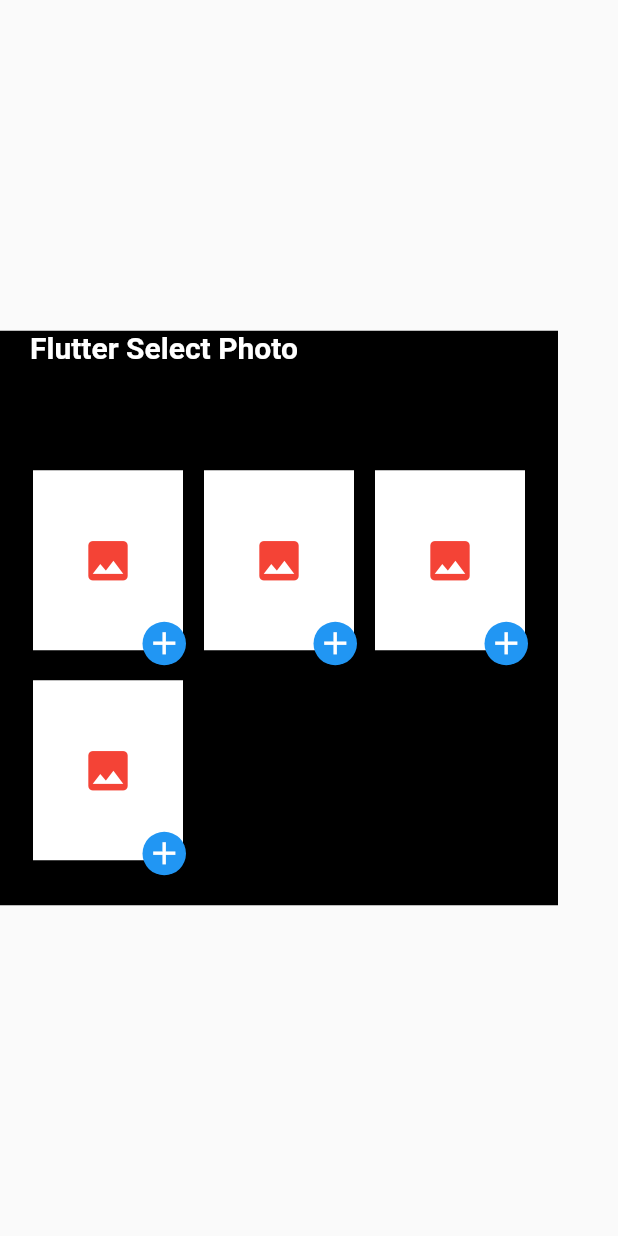
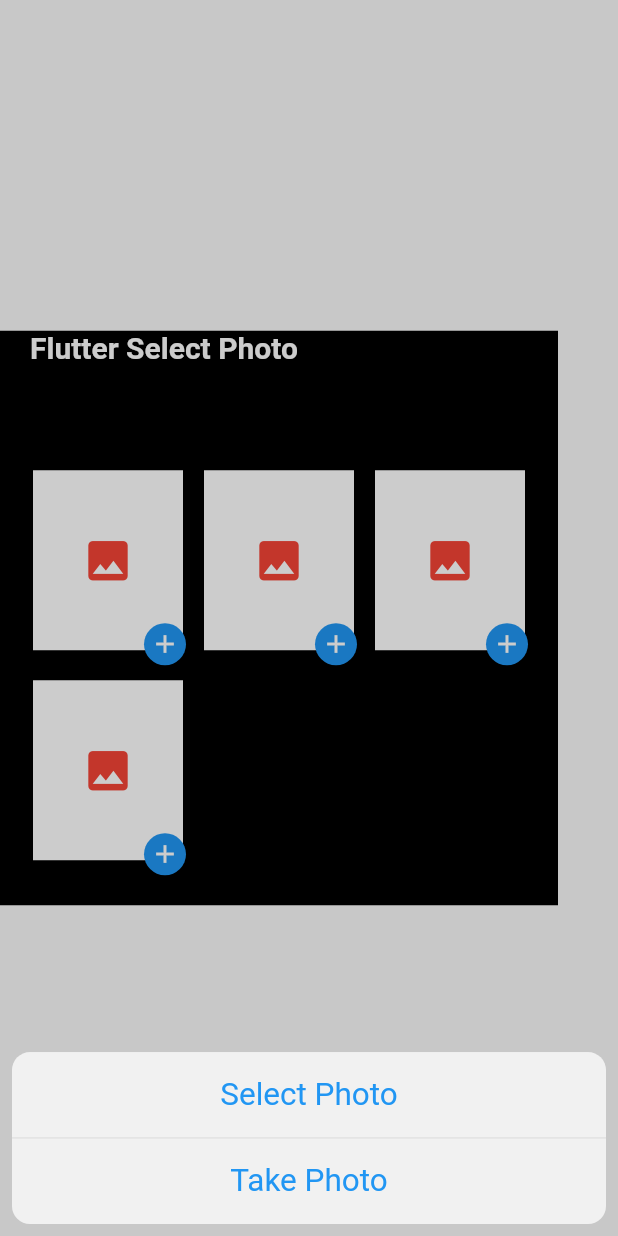
Before and after one commit to taylanyildiz/flutter_image_picker_cropp, a Flutter app: the HomeScreen screen opened directly, after a tap on the "add" icon, on a phone screen of 412 x 824 dp. Run offline on Flutter 3.47's test engine with Material 2 defaults, Android fonts, the light colour scheme and no system bars; our stand-ins replace image_cropper, image_picker; missing offline and left inert: function_test; statements that could not run were skipped.

Commit message:
Update image_picker.dart

```diff
--- a/lib/image_picker.dart
+++ b/lib/image_picker.dart
@@ -1,12 +1,12 @@
 import 'package:flutter/cupertino.dart';
 import 'package:flutter/material.dart';
-import 'package:function_test/utils_image.dart';
 import 'package:image_cropper/image_cropper.dart';
 import 'dart:io';
 
+import 'package:image_picker_crop/utils_image.dart';
+
 class ImagePicker extends StatefulWidget {
   final String title;
-  bool isGallery;
   IconData iconAdd;
   IconData iconEdit;
   Color backgroundColor;
@@ -22,7 +22,6 @@ class ImagePicker extends StatefulWidget {
   ImagePicker({
     Key key,
     @required this.selectionPhoto,
-    bool isGallery,
     this.title,
     IconData iconAdd,
     IconData iconEdit,
@@ -43,7 +42,6 @@ class ImagePicker extends StatefulWidget {
         iconEdit = iconEdit ?? Icons.edit,
         height = height ?? 200.0,
         width = width ?? 100.0,
-        isGallery = isGallery ?? true,
         androidUiSettingsLock = androidUiSettingsLock ??
             AndroidUiSettings(
               lockAspectRatio: false,
@@ -66,9 +64,10 @@ class ImagePicker extends StatefulWidget {
 
 class _ImagePickerState extends State<ImagePicker> {
   final imageFiles = <File>[];
+  bool isGallery = false;
   Future selectPhoto(index) async {
     final file = await UtilsImage.mediaPicker(
-      isGallery: widget.isGallery,
+      isGallery: isGallery,
       croppImage: croppImage,
     );
     if (file == null) return;
@@ -93,13 +92,17 @@ class _ImagePickerState extends State<ImagePicker> {
   Future<List<Widget>> dispLayWidget() async {
     final displaylist = <Widget>[];
     Widget child;
+    Widget icon;
+    bool checkImage = false;
     for (var index = 1; index <= widget.itemCount; index++) {
       if (imageFiles.length >= index) {
+        checkImage = true;
         child = Image.file(
           imageFiles[index - 1],
           fit: BoxFit.cover,
         );
       } else {
+        checkImage = false;
         child = Icon(
           Icons.image,
           color: Colors.red,
@@ -120,17 +123,40 @@ class _ImagePickerState extends State<ImagePicker> {
               right: 0.0,
               bottom: 0.0,
               child: GestureDetector(
-                onTap: () => selectPhoto(index),
+                onTap: () async {
+                  await showCupertinoModalPopup(
+                    context: context,
+                    builder: (context) => CupertinoActionSheet(
+                      actions: [
+                        CupertinoActionSheetAction(
+                          child: const Text('Select Photo'),
+                          onPressed: () {
+                            isGallery = true;
+                            Navigator.pop(context);
+                          },
+                        ),
+                        CupertinoActionSheetAction(
+                          child: const Text('Take Photo'),
+                          onPressed: () {
+                            isGallery = false;
+                            Navigator.pop(context);
+                          },
+                        )
+                      ],
+                    ),
+                  );
+                  selectPhoto(index);
+                },
                 child: Container(
-                  padding: EdgeInsets.all(2.0),
+                  padding: EdgeInsets.all(4.0),
                   decoration: BoxDecoration(
                     color: widget.buttonColor,
                     shape: BoxShape.circle,
                   ),
                   child: Icon(
-                    widget.iconAdd,
+                    checkImage ? widget.iconEdit : widget.iconAdd,
                     color: widget.iconColor,
-                    size: 25.0,
+                    size: 20.0,
                   ),
                 ),
               ),
```
